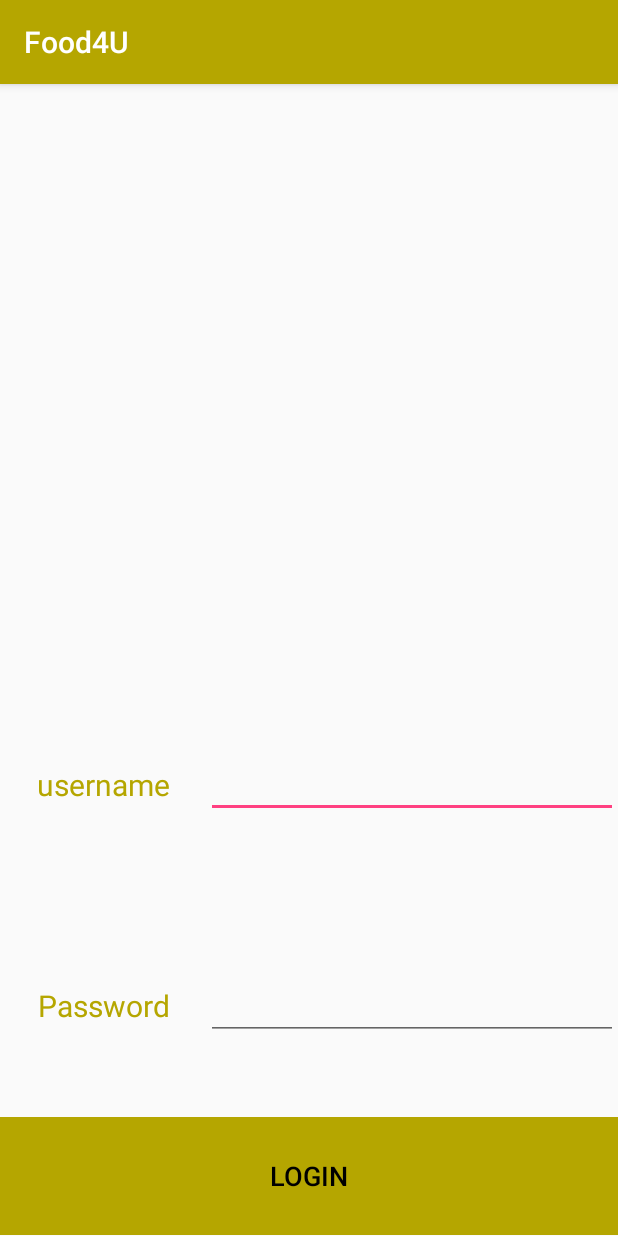
After one commit to DeveloperManisha/CMPE-277-Project, an Android app: the AdminActivity screen opened directly, with no data from a screen before it, on a phone screen of 412 x 824 dp. The commit adds this screen. Run offline under Robolectric (Android 15) with nearby library versions, the phone set to English and light mode, and no system bars.

Commit message:
added admin login temporary to test the functionality

```diff
--- a/Food4U/app/src/main/AndroidManifest.xml
+++ b/Food4U/app/src/main/AndroidManifest.xml
@@ -19,12 +19,12 @@
                 <category android:name="android.intent.category.LAUNCHER" />
             </intent-filter>
         </activity>
-        <activity android:name=".SignupActivity">
+        <activity android:name=".AdminActivity">
             <meta-data
                 android:name="android.support.PARENT_ACTIVITY"
                 android:value="cmpe.sjsu.food4u.LoginActivity" />
         </activity>
-        <activity android:name=".SigninActivity">
+        <activity android:name=".UserActivity">
             <meta-data
                 android:name="android.support.PARENT_ACTIVITY"
                 android:value="cmpe.sjsu.food4u.LoginActivity" />
--- /dev/null
+++ b/Food4U/app/src/main/java/cmpe/sjsu/food4u/AdminActivity.java
@@ -0,0 +1,39 @@
+package cmpe.sjsu.food4u;
+
+import android.content.Intent;
+import android.support.v7.app.AppCompatActivity;
+import android.os.Bundle;
+import android.view.View;
+import android.widget.Button;
+import android.widget.EditText;
+import android.widget.Toast;
+
+public class AdminActivity extends AppCompatActivity {
+
+    private Button login;
+
+
+    @Override
+    protected void onCreate(Bundle savedInstanceState) {
+        super.onCreate(savedInstanceState);
+        setContentView(R.layout.activity_admin);
+        login = findViewById(R.id.login);
+        login.setOnClickListener(new View.OnClickListener() {
+            @Override
+            public void onClick(View view) {
+                String username = ((EditText)findViewById(R.id.username)).getText().toString();
+                String password = ((EditText)findViewById(R.id.password)).getText().toString();
+                System.out.println("Admin Username Password"+username+" "+password);
+                if(username.contentEquals("Food4UAdmin") && password.contentEquals("admin1234"))
+                {
+                    LoginContext.user = new User(username,true);
+                    Intent intent = new Intent(AdminActivity.this,RestaurantActivity.class);
+                    AdminActivity.this.startActivity(intent);
+                }
+                else
+                    Toast.makeText(AdminActivity.this, "Invalid user name/password",Toast.LENGTH_SHORT).show();
+            }
+        });
+
+    }
+}
--- a/Food4U/app/src/main/java/cmpe/sjsu/food4u/LoginActivity.java
+++ b/Food4U/app/src/main/java/cmpe/sjsu/food4u/LoginActivity.java
@@ -26,14 +26,14 @@ public class LoginActivity extends AppCompatActivity {
     View.OnClickListener adminActionHandler = new View.OnClickListener() {
         @Override
         public void onClick(View view) {
-            Intent intent = new Intent(LoginActivity.this,SignupActivity.class);
+            Intent intent = new Intent(LoginActivity.this,AdminActivity.class);
             LoginActivity.this.startActivity(intent);
         }
     };
     View.OnClickListener userActionHandler = new View.OnClickListener() {
         @Override
         public void onClick(View view) {
-            Intent intent = new Intent(LoginActivity.this,SigninActivity.class);
+            Intent intent = new Intent(LoginActivity.this,UserActivity.class);
             LoginActivity.this.startActivity(intent);
         }
     };
--- a/Food4U/app/src/main/java/cmpe/sjsu/food4u/demoActivity.java
+++ b/Food4U/app/src/main/java/cmpe/sjsu/food4u/demoActivity.java
@@ -20,7 +20,7 @@ public class demoActivity extends AppCompatActivity {
             @Override
             public void onClick(View view) {
                 IdentityManager.getDefaultIdentityManager().signOut();
-                Intent intent = new Intent(demoActivity.this,SigninActivity.class);
+                Intent intent = new Intent(demoActivity.this,UserActivity.class);
                 demoActivity.this.startActivity(intent);
             }
         });
--- /dev/null
+++ b/Food4U/app/src/main/res/layout/activity_admin.xml
@@ -0,0 +1,90 @@
+<?xml version="1.0" encoding="utf-8"?>
+<LinearLayout
+    xmlns:android="http://schemas.android.com/apk/res/android"
+    android:layout_width="fill_parent"
+    android:layout_height="fill_parent"
+    android:orientation="vertical">
+    <LinearLayout
+        xmlns:android="http://schemas.android.com/apk/res/android"
+        android:layout_width="fill_parent"
+        android:layout_height="0dip"
+        android:layout_weight="4"
+        android:gravity="center"
+        android:orientation="horizontal"/>
+    <LinearLayout
+        xmlns:android="http://schemas.android.com/apk/res/android"
+        android:layout_width="fill_parent"
+        android:layout_height="0dip"
+        android:layout_weight="1.5"
+        android:gravity="center"
+        android:orientation="horizontal">
+
+        <TextView
+            android:layout_width="0dip"
+            android:layout_height="wrap_content"
+            android:layout_gravity="center_vertical"
+            android:layout_weight="1"
+            android:gravity="center_horizontal"
+            android:text="username"
+            android:textColor="@color/colorPrimary"
+            android:textSize="20sp" />
+    <EditText
+        android:text=""
+        android:layout_height="wrap_content"
+        android:id="@+id/username"
+        android:layout_width="0dip"
+        android:layout_weight="2"
+        android:layout_gravity="center_vertical"/>
+    </LinearLayout>
+    <LinearLayout
+        xmlns:android="http://schemas.android.com/apk/res/android"
+        android:layout_width="fill_parent"
+        android:layout_height="0dip"
+        android:layout_weight="1.5"
+        android:gravity="center"
+        android:orientation="horizontal">
+
+        <TextView
+            android:id="@+id/passtext"
+            android:layout_width="0dip"
+            android:layout_height="wrap_content"
+            android:layout_gravity="center_vertical"
+            android:layout_weight="1"
+            android:gravity="center_horizontal"
+            android:text="Password"
+            android:textColor="@color/colorPrimary"
+            android:textSize="20sp" />
+    <EditText
+        android:text=""
+        android:id="@+id/password"
+        android:layout_height="wrap_content"
+        android:layout_width="0dip"
+        android:layout_weight="2"
+        android:inputType="textPassword"
+        android:layout_gravity="center_vertical"/>
+    </LinearLayout>
+
+    <LinearLayout
+        xmlns:android="http://schemas.android.com/apk/res/android"
+        android:layout_width="fill_parent"
+        android:layout_height="0dip"
+        android:layout_weight="0.8"
+        android:gravity="center"
+        android:orientation="horizontal">
+
+        <Button
+            android:id="@+id/login"
+            android:layout_width="match_parent"
+            android:layout_height="match_parent"
+            android:layout_weight="1"
+            android:background="@color/colorOlive"
+            android:layout_gravity="center_horizontal"
+            android:text="Login"
+
+            android:textColor="#000"
+            android:textSize="8pt" />
+
+    </LinearLayout>
+
+
+</LinearLayout>
--- a/Food4U/app/src/main/res/layout/activity_signin.xml
+++ b/Food4U/app/src/main/res/layout/activity_user.xml
@@ -4,6 +4,6 @@
     xmlns:tools="http://schemas.android.com/tools"
     android:layout_width="match_parent"
     android:layout_height="match_parent"
-    tools:context="cmpe.sjsu.food4u.SigninActivity">
+    tools:context="cmpe.sjsu.food4u.UserActivity">
 
 </android.support.constraint.ConstraintLayout>
--- a/Food4U/app/src/main/res/values/colors.xml
+++ b/Food4U/app/src/main/res/values/colors.xml
@@ -1,9 +1,9 @@
 <?xml version="1.0" encoding="utf-8"?>
 <resources>
-    <color name="colorPrimary">#3F51B5</color>
+    <color name="colorPrimary">#b5a600</color>
     <color name="colorPrimaryDark">#303F9F</color>
     <color name="colorAccent">#FF4081</color>
-    <color name="colorOlive">#B5A600</color>
+    <color name="colorOlive">#b5a600</color>
     <color name="colorComplimentry">#edf4c3</color>
     <color name="colorTableBright">#c5d168</color>
     <color name="colorTableDim">#e5e8ce</color>
```
Also changed, not shown: Food4U/app/src/main/java/cmpe/sjsu/food4u/LoginContext.java (added, +10 -0 lines), Food4U/app/src/main/java/cmpe/sjsu/food4u/SignupActivity.java (deleted, +0 -16 lines), Food4U/app/src/main/java/cmpe/sjsu/food4u/User.java (added, +40 -0 lines), Food4U/app/src/main/java/cmpe/sjsu/food4u/UserActivity.java (renamed from Food4U/app/src/main/java/cmpe/sjsu/food4u/SigninActivity.java, +4 -4 lines), Food4U/app/src/main/res/layout/activity_signup.xml (deleted, +0 -9 lines).
